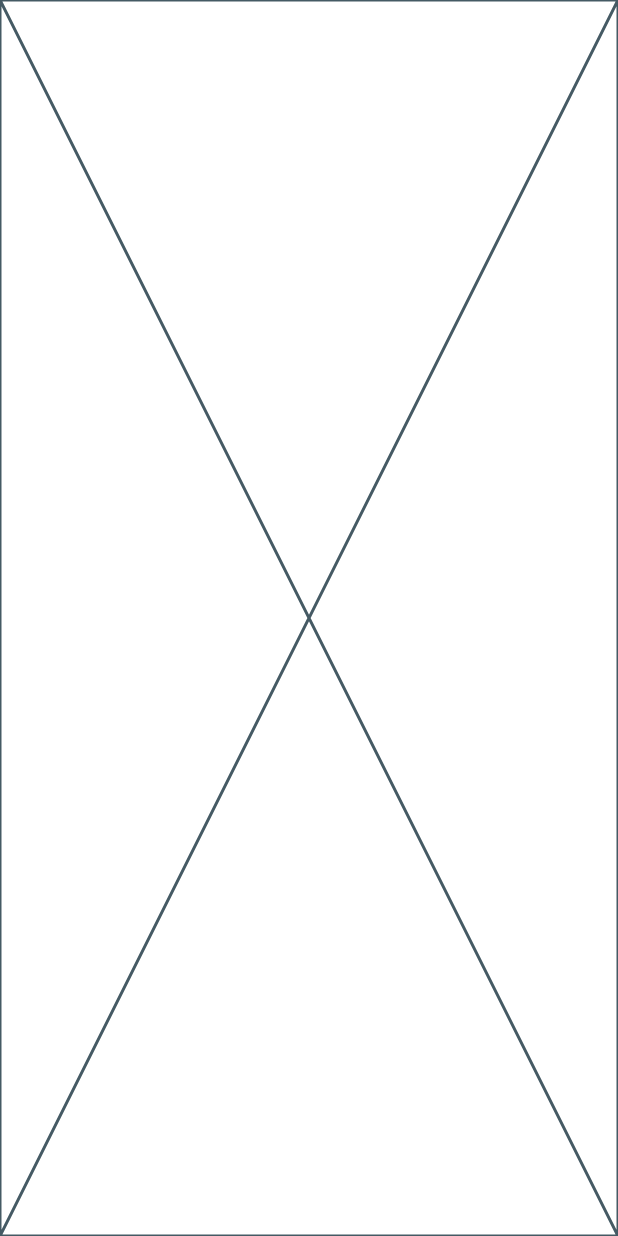
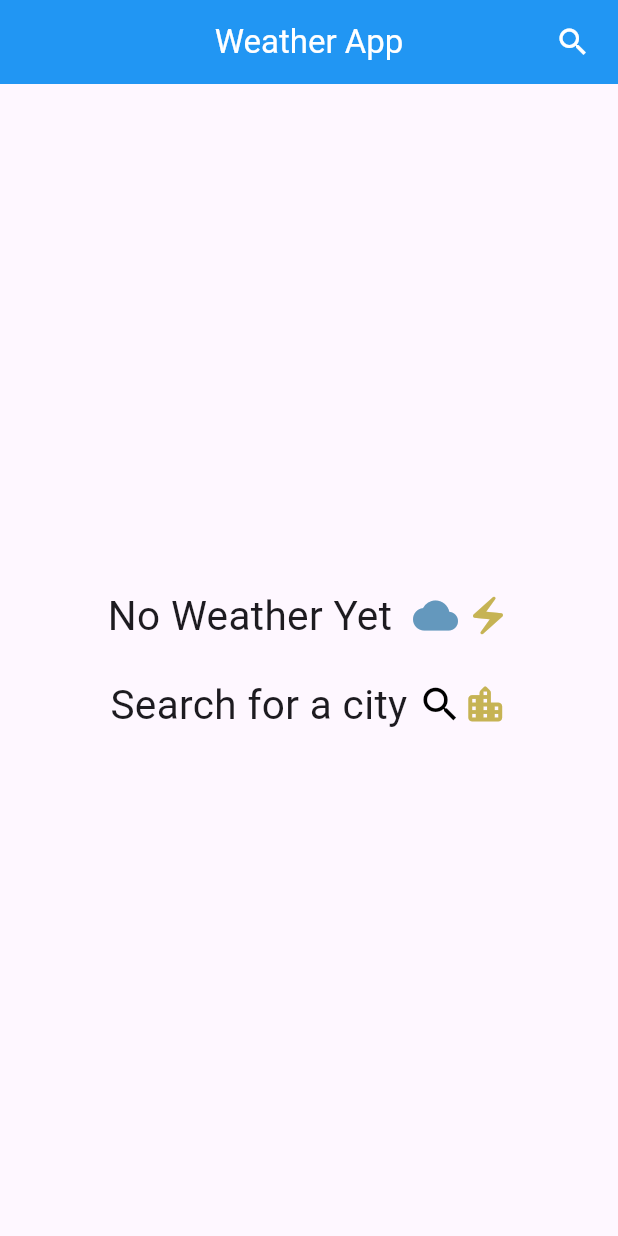
Before and after one commit to Fatmaawny/weather_app, a Flutter app: the screen it shows after launch, on a phone screen of 412 x 824 dp. Run offline on Flutter 3.47's test engine with Material 3 defaults, Android fonts, the phone set to English and light mode, and no system bars.

Commit message:
finish home_view & no_weather_body & weather_info_body

```diff
--- a/lib/first_page.dart
+++ /dev/null
@@ -1,9 +0,0 @@
-import 'package:flutter/material.dart';
-class FirstPage extends StatelessWidget {
-  const FirstPage({super.key});
-
-  @override
-  Widget build(BuildContext context) {
-    return const Placeholder();
-  }
-}
--- a/lib/main.dart
+++ b/lib/main.dart
@@ -1,6 +1,6 @@
 import 'package:flutter/material.dart';
-
-import 'first_page.dart';
+import 'package:weather_app/views/home_view.dart';
+import 'widgets/no_weather_body.dart';
 
 void main() {
   runApp(const MyApp());
@@ -13,7 +13,7 @@ class MyApp extends StatelessWidget {
   @override
   Widget build(BuildContext context) {
     return MaterialApp(
-      home: FirstPage(),
+      home: HomeView(),
     );
   }
 }
--- /dev/null
+++ b/lib/views/home_view.dart
@@ -0,0 +1,24 @@
+import 'package:flutter/material.dart';
+
+import '../widgets/no_weather_body.dart';
+import '../widgets/weather_info_body.dart';
+class HomeView extends StatelessWidget {
+  const HomeView({super.key});
+
+  @override
+  Widget build(BuildContext context) {
+    return Scaffold(
+      appBar: AppBar(
+        backgroundColor: Colors.blue,
+        title: Text('Weather App',style: TextStyle(color: Colors.white),),
+        centerTitle: true,
+        actions: [Padding(
+          padding: const EdgeInsets.only(right: 18.0),
+          child: Icon(Icons.search,color: Colors.white,),
+        )],
+      ),
+      body: NoWeatherBody(),
+      // body: WeatherInfoBody(),
+    );
+  }
+}
--- /dev/null
+++ b/lib/widgets/no_weather_body.dart
@@ -0,0 +1,50 @@
+import 'package:flutter/material.dart';
+class NoWeatherBody extends StatelessWidget {
+  const NoWeatherBody({super.key});
+
+  @override
+  Widget build(BuildContext context) {
+    return Center(
+      child: Column(
+        mainAxisAlignment: MainAxisAlignment.center,
+        children: [
+          Row(
+            mainAxisAlignment: MainAxisAlignment.center,
+            children: [
+              Text("No Weather Yet  ",
+                style: TextStyle(
+                  fontSize: 27,
+                ),
+              ),
+              Icon(Icons.cloud,
+              color: Color(0xFF6498BD),
+              size: 30,),
+              SizedBox(width: 5),
+              Icon(Icons.electric_bolt,
+                color: Color(0xFFC6B354),
+                size: 30,)
+            ],
+          ),
+          SizedBox(height: 20),
+          Row(
+            mainAxisAlignment: MainAxisAlignment.center,
+            children: [
+              Text("Search for a city ",
+                style: TextStyle(
+                  fontSize: 27,
+                ),
+              ),
+              Icon(Icons.search,
+                color: Color(0xFF000000),
+                size: 30,),
+              Icon(Icons.location_city_rounded,
+                color: Color(0xFFC6B354),
+                size: 30,)
+            ],
+          ),
+
+        ],
+      ),
+    );
+  }
+}
```
Also changed, not shown: lib/widgets/weather_info_body.dart (added, +57 -0 lines).
